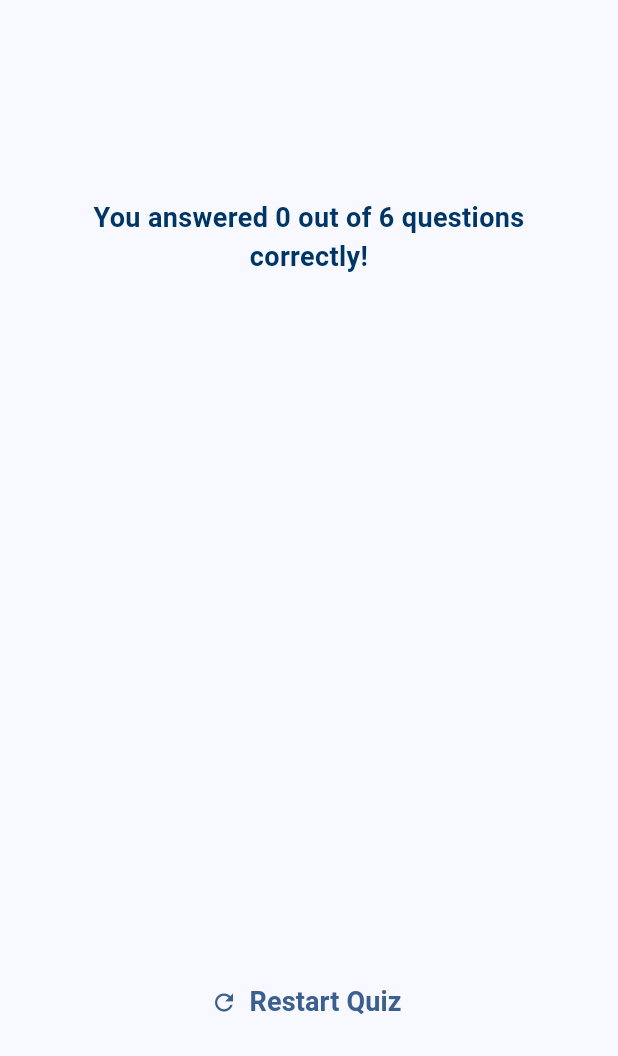
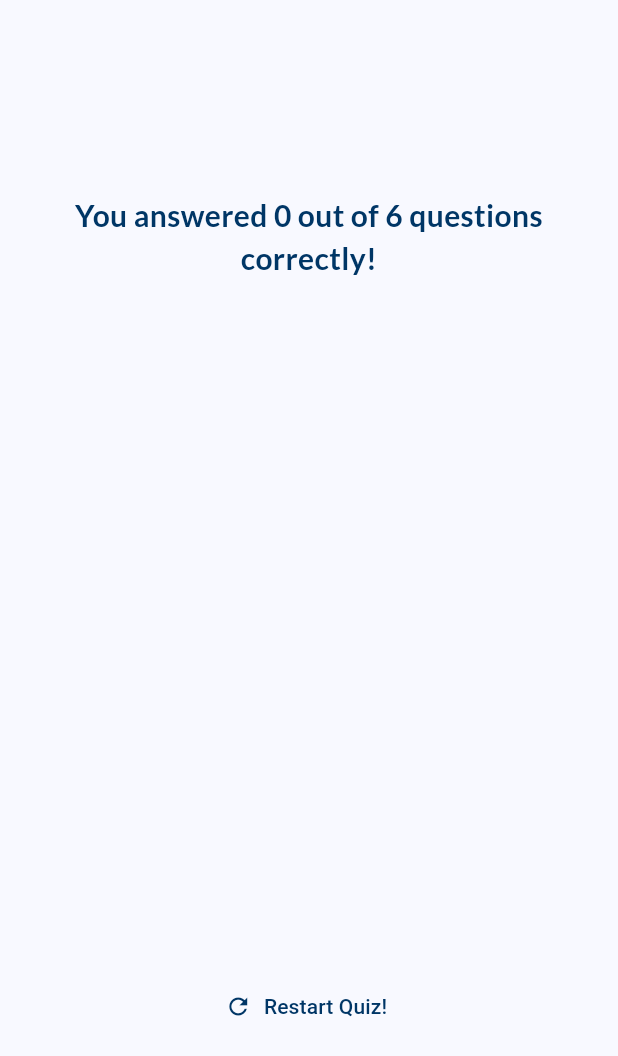
Before and after one commit to UtkarshMishra-git/quiz-application, a Flutter app: the ResultsScreen widget shown alone on an empty page, opened directly with empty values, on a phone screen of 412 x 824 dp. Shown: the top 1056 px of the screen. Run offline on Flutter 3.47's test engine with Material 3 defaults, Android fonts, the phone set to English and light mode, and no system bars; our stand-ins replace google_fonts.

Commit message:
Final Commit

```diff
--- a/lib/main.dart
+++ b/lib/main.dart
@@ -1,6 +1,5 @@
 import 'package:flutter/material.dart';
 import 'package:quiz_app/quiz.dart';
-import 'package:quiz_app/start_screen.dart';
 
 void main() {
   runApp(const Quiz());
--- /dev/null
+++ b/lib/question_summary/questions_summary.dart
@@ -0,0 +1,24 @@
+import 'package:flutter/material.dart';
+import 'package:quiz_app/question_summary/questions_item.dart';
+
+class QuestionsSummary extends StatelessWidget {
+  const QuestionsSummary(this.summaryData, {super.key});
+
+  final List<Map<String, Object>> summaryData;
+
+  @override
+  Widget build(BuildContext context) {
+    return SizedBox(
+      height: 400,
+      child: SingleChildScrollView(
+        child: Column(
+          children: summaryData.map(
+            (data) {
+              return SummaryItem(data);
+            },
+          ).toList(),
+        ),
+      ),
+    );
+  }
+}
--- a/lib/quiz.dart
+++ b/lib/quiz.dart
@@ -45,6 +45,7 @@ class _QuizState extends State<Quiz> {
 
   void restartQuiz() {
     setState(() {
+      selectedAnswers = [];
       activeScreen = 'questions-screen';
     });
   }
--- a/lib/results_screen.dart
+++ b/lib/results_screen.dart
@@ -1,16 +1,22 @@
 import 'package:flutter/material.dart';
+
+import 'package:google_fonts/google_fonts.dart';
 import 'package:quiz_app/data/questions.dart';
-import 'package:quiz_app/questions_summary.dart';
+import 'package:quiz_app/question_summary/questions_summary.dart';
 
 class ResultsScreen extends StatelessWidget {
-  ResultsScreen(
-      {super.key, required this.chosenAnswers, required this.onRestart});
+  const ResultsScreen({
+    super.key,
+    required this.chosenAnswers,
+    required this.onRestart,
+  });
 
+  final void Function() onRestart;
   final List<String> chosenAnswers;
-  final void Function() onRestart;
 
-  List<Map<String, Object>> getSummaryData() {
+  List<Map<String, Object>> get summaryData {
     final List<Map<String, Object>> summary = [];
+
     for (var i = 0; i < chosenAnswers.length; i++) {
       summary.add(
         {
@@ -21,45 +27,52 @@ class ResultsScreen extends StatelessWidget {
         },
       );
     }
+
     return summary;
   }
 
+  @override
   Widget build(BuildContext context) {
-    final summaryData = getSummaryData();
     final numTotalQuestions = questions.length;
-    final numCorrectQuestions = summaryData.where((data) {
-      return data['user_answer'] == data['correct_answer'];
-    }).length;
-    //we want length of correct answers not list so we use .length here
+    final numCorrectQuestions = summaryData
+        .where(
+          (data) => data['user_answer'] == data['correct_answer'],
+        )
+        .length;
 
     return SizedBox(
       width: double.infinity,
       child: Container(
-        margin: EdgeInsets.all(25),
-        child: Column(mainAxisAlignment: MainAxisAlignment.center, children: [
+        margin: const EdgeInsets.all(40),
+        child: Column(
+          mainAxisAlignment: MainAxisAlignment.center,
+          children: [
             Text(
               'You answered $numCorrectQuestions out of $numTotalQuestions questions correctly!',
-            style: TextStyle(
-                fontSize: 18,
-                color: Color.fromARGB(255, 0, 54, 102),
-                fontWeight: FontWeight.bold),
+              style: GoogleFonts.lato(
+                color: const Color.fromARGB(255, 0, 54, 102),
+                fontSize: 20,
+                fontWeight: FontWeight.bold,
+              ),
               textAlign: TextAlign.center,
             ),
-          SizedBox(
+            const SizedBox(
               height: 30,
             ),
-          SizedBox(height: 400, child: QuestionsSummary(getSummaryData())),
-          SizedBox(
+            QuestionsSummary(summaryData),
+            const SizedBox(
               height: 30,
             ),
             TextButton.icon(
-              icon: Icon(Icons.refresh),
               onPressed: onRestart,
-              label: Text(
-                'Restart Quiz',
-                style: TextStyle(fontSize: 18, fontWeight: FontWeight.bold),
-              ))
-        ]),
+              style: TextButton.styleFrom(
+                foregroundColor: Color.fromARGB(255, 0, 54, 102),
+              ),
+              icon: const Icon(Icons.refresh),
+              label: const Text('Restart Quiz!'),
+            )
+          ],
+        ),
       ),
     );
   }
--- a/pubspec.yaml
+++ b/pubspec.yaml
@@ -34,6 +34,7 @@ dependencies:
   # The following adds the Cupertino Icons font to your application.
   # Use with the CupertinoIcons class for iOS style icons.
   cupertino_icons: ^1.0.2
+  google_fonts: ^6.2.1
 
 dev_dependencies:
   flutter_test:
```
Also changed, not shown: lib/question_summary/question_identifier.dart (added, +35 -0 lines), lib/question_summary/questions_item.dart (added, +57 -0 lines), lib/questions_summary.dart (deleted, +0 -58 lines), pubspec.lock, 1 other file. Lines whose indentation alone changed are shown as unchanged.
